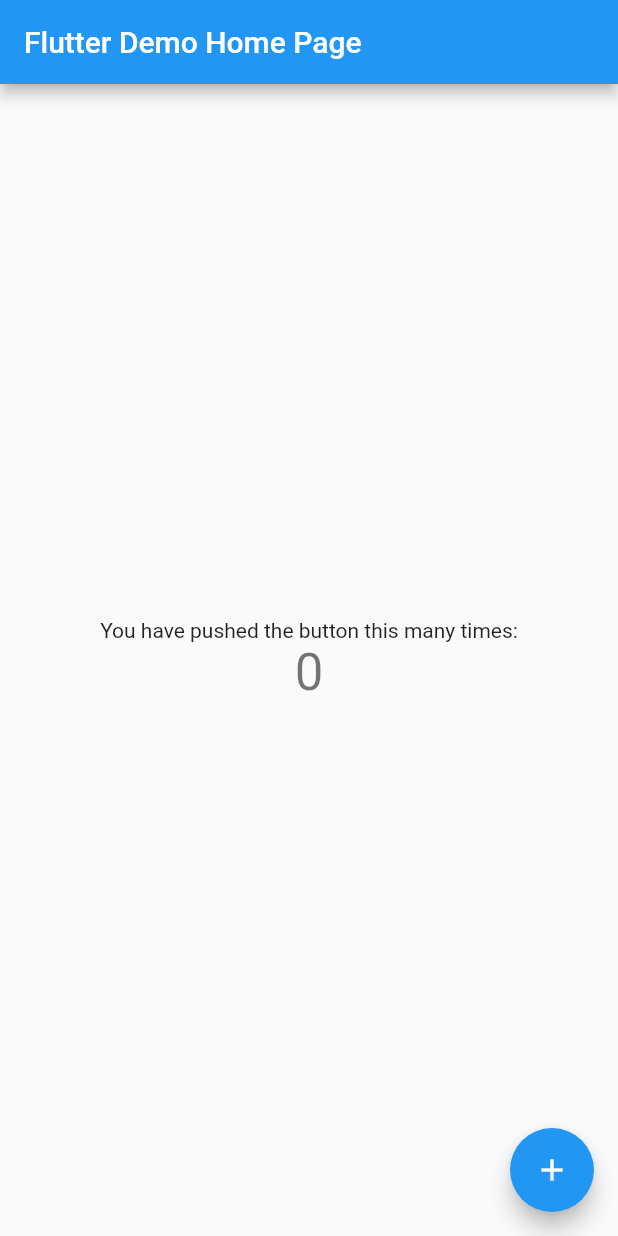
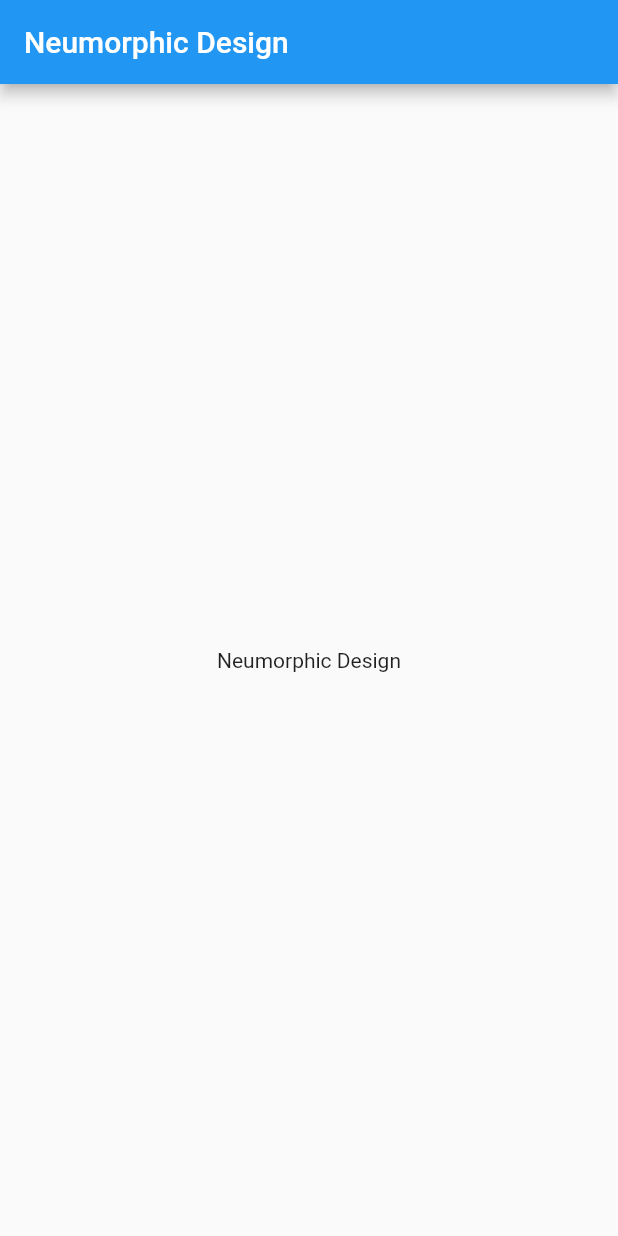
Before and after one commit to maxgdev/neumorphic_ui, a Flutter app: the screen it shows after launch, on a phone screen of 412 x 824 dp. Run offline on Flutter 3.47's test engine with Material 2 defaults, Android fonts, the phone set to English and light mode, and no system bars.

Commit message:
After cleanup

```diff
--- a/lib/main.dart
+++ b/lib/main.dart
@@ -9,39 +9,15 @@ class MyApp extends StatelessWidget {
   @override
   Widget build(BuildContext context) {
     return MaterialApp(
-      title: 'Flutter Demo',
-      theme: ThemeData(
-        // This is the theme of your application.
-        //
-        // Try running your application with "flutter run". You'll see the
-        // application has a blue toolbar. Then, without quitting the app, try
-        // changing the primarySwatch below to Colors.green and then invoke
-        // "hot reload" (press "r" in the console where you ran "flutter run",
-        // or simply save your changes to "hot reload" in a Flutter IDE).
-        // Notice that the counter didn't reset back to zero; the application
-        // is not restarted.
-        primarySwatch: Colors.blue,
-        // This makes the visual density adapt to the platform that you run
-        // the app on. For desktop platforms, the controls will be smaller and
-        // closer together (more dense) than on mobile platforms.
-        visualDensity: VisualDensity.adaptivePlatformDensity,
-      ),
-      home: MyHomePage(title: 'Flutter Demo Home Page'),
+      title: 'Neumorphic Design',
+
+      home: MyHomePage(title: 'Neumorphic Design'),
     );
   }
 }
 
 class MyHomePage extends StatefulWidget {
   MyHomePage({Key key, this.title}) : super(key: key);
-
-  // This widget is the home page of your application. It is stateful, meaning
-  // that it has a State object (defined below) that contains fields that affect
-  // how it looks.
-
-  // This class is the configuration for the state. It holds the values (in this
-  // case the title) provided by the parent (in this case the App widget) and
-  // used by the build method of the State. Fields in a Widget subclass are
-  // always marked "final".
 
   final String title;
 
@@ -50,68 +26,27 @@ class MyHomePage extends StatefulWidget {
 }
 
 class _MyHomePageState extends State<MyHomePage> {
-  int _counter = 0;
-
-  void _incrementCounter() {
-    setState(() {
-      // This call to setState tells the Flutter framework that something has
-      // changed in this State, which causes it to rerun the build method below
-      // so that the display can reflect the updated values. If we changed
-      // _counter without calling setState(), then the build method would not be
-      // called again, and so nothing would appear to happen.
-      _counter++;
-    });
-  }
 
   @override
   Widget build(BuildContext context) {
-    // This method is rerun every time setState is called, for instance as done
-    // by the _incrementCounter method above.
-    //
-    // The Flutter framework has been optimized to make rerunning build methods
-    // fast, so that you can just rebuild anything that needs updating rather
-    // than having to individually change instances of widgets.
+
     return Scaffold(
       appBar: AppBar(
-        // Here we take the value from the MyHomePage object that was created by
-        // the App.build method, and use it to set our appbar title.
         title: Text(widget.title),
       ),
       body: Center(
-        // Center is a layout widget. It takes a single child and positions it
-        // in the middle of the parent.
+
         child: Column(
-          // Column is also a layout widget. It takes a list of children and
-          // arranges them vertically. By default, it sizes itself to fit its
-          // children horizontally, and tries to be as tall as its parent.
-          //
-          // Invoke "debug painting" (press "p" in the console, choose the
-          // "Toggle Debug Paint" action from the Flutter Inspector in Android
-          // Studio, or the "Toggle Debug Paint" command in Visual Studio Code)
-          // to see the wireframe for each widget.
-          //
-          // Column has various properties to control how it sizes itself and
-          // how it positions its children. Here we use mainAxisAlignment to
-          // center the children vertically; the main axis here is the vertical
-          // axis because Columns are vertical (the cross axis would be
-          // horizontal).
+
           mainAxisAlignment: MainAxisAlignment.center,
           children: <Widget>[
             Text(
-              'You have pushed the button this many times:',
+              'Neumorphic Design',
             ),
-            Text(
-              '$_counter',
-              style: Theme.of(context).textTheme.headline4,
-            ),
+
           ],
         ),
       ),
-      floatingActionButton: FloatingActionButton(
-        onPressed: _incrementCounter,
-        tooltip: 'Increment',
-        child: Icon(Icons.add),
-      ), // This trailing comma makes auto-formatting nicer for build methods.
     );
   }
 }
```
Also changed, not shown: 3 other files.
